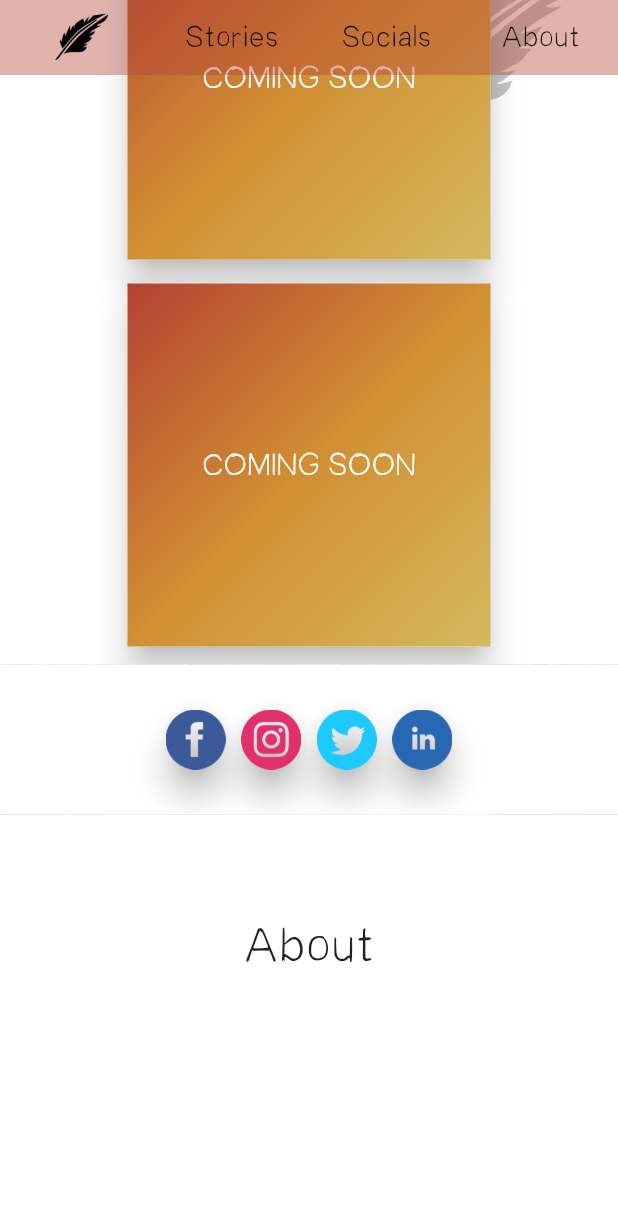
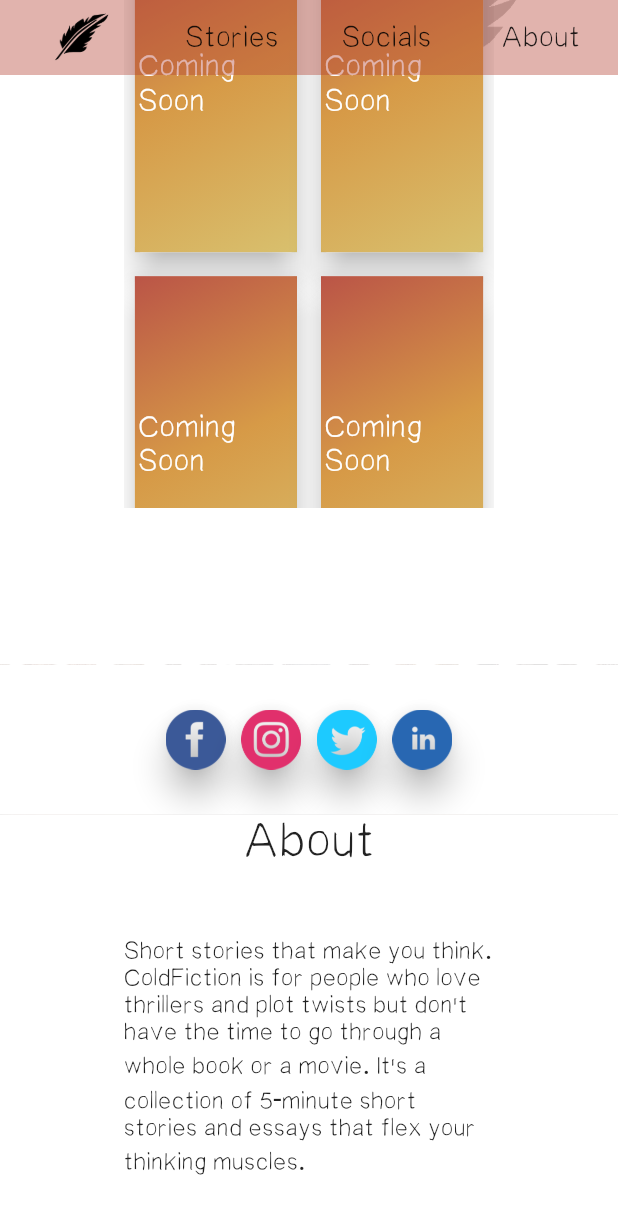
Before and after one commit to coldfiction/coldfiction_develop.github.io, a Flutter app: the screen it shows after launch, after a tap on "Stories", after a tap on "Socials", after a tap on "About", on a phone screen of 412 x 824 dp. Shown: the top 1214 px of the screen. Run offline on Flutter 3.47's test engine with Material 2 defaults, Android fonts, the phone set to English and light mode, and no system bars; our stand-ins replace google_fonts.

Commit message:
added about section desc, added stories header, fixed scrolling problem with gridview, added written colfiction over home image

```diff
--- a/lib/models/Story.dart
+++ b/lib/models/Story.dart
@@ -7,12 +7,13 @@ class Story {
     this.title = title;
   }
 }
+
 //Story titles
 final stories = <Story>[
-  Story("IDENTITY"),
-  Story("COMING SOON"),
-  Story("COMING SOON"),
-  Story("COMING SOON"),
-  Story("COMING SOON"),
-  Story("COMING SOON"),
+  Story("Identity"),
+  Story("Coming Soon"),
+  Story("Coming Soon"),
+  Story("Coming Soon"),
+  Story("Coming Soon"),
+  Story("Coming Soon"),
 ];
--- a/lib/views/HomeView/home_view.dart
+++ b/lib/views/HomeView/home_view.dart
@@ -4,6 +4,7 @@ import 'package:coldfiction/widgets/HomeImage/home_image.dart';
 import 'package:coldfiction/widgets/SocialBar/social_bar.dart';
 import 'package:coldfiction/widgets/StoriesHolder/stories_holder.dart';
 import 'package:coldfiction/widgets/AboutSection/about-section.dart';
+import 'package:google_fonts/google_fonts.dart';
 
 //The homepage
 class HomeView extends StatefulWidget {
@@ -69,6 +70,29 @@ class HomeViewState extends State<HomeView> {
         body: Stack(
           children: <Widget>[
             HomeImage(), //The background image
+            Container(
+              height: MediaQuery.of(context).size.height,
+              width: MediaQuery.of(context).size.width,
+              //color: Color(0xffd4b95e).withOpacity(0.4),
+              color: Colors.black.withOpacity(0.3),
+            ),
+            Container(
+                color: Colors.transparent,
+                // height: MediaQuery.of(context).size.height,
+                // width: MediaQuery.of(context).size.width,
+                alignment: Alignment.center,
+                // child: Text("ColdFiction",
+                //     style: GoogleFonts.mrDeHaviland(
+                //       textStyle: TextStyle(
+                //           color: Color(0xffb34233),
+                //           backgroundColor: Colors.black,
+                //           fontSize: 300),
+                //       //backgroundColor: Color(0xffd4b95e).withOpacity(0.5),
+                //     )),
+                child: Image(
+                  image: AssetImage('assets/coldfiction-written.png'),
+                )),
+
             // CenteredView(child:
             ListView(
               controller: _scrollController,
--- a/lib/widgets/AboutSection/about-section.dart
+++ b/lib/widgets/AboutSection/about-section.dart
@@ -7,8 +7,9 @@ class AboutSection extends StatelessWidget {
       color: Colors.white,
       height: 350,
       width: MediaQuery.of(context).size.width,
-      padding: const EdgeInsets.symmetric(vertical: 70.0),
       child: Column(
+        children: [
+          Column(
             children: [
               Container(
                   alignment: Alignment.topCenter,
@@ -18,7 +19,24 @@ class AboutSection extends StatelessWidget {
                     style: TextStyle(
                       fontSize: 40,
                     ),
+                  )),
+              Container(
+                  padding: EdgeInsets.only(
+                    left: (MediaQuery.of(context).size.width) * 0.2,
+                    right: (MediaQuery.of(context).size.width) * 0.2,
+                    top: (MediaQuery.of(context).size.height) / 20,
+                    bottom: (MediaQuery.of(context).size.height) / 20,
+                  ),
+                  child: Text(
+                    'Short stories that make you think. \n' +
+                        'ColdFiction is for people who love thrillers and plot twists but don\'t have the time to go through a whole book or a movie.' +
+                        ' It\'s a collection of 5-minute short stories and essays that flex your thinking muscles. ',
+                    style: TextStyle(
+                      fontSize: 20,
+                    ),
                   ))
+            ],
+          )
         ],
       ),
     );
--- a/lib/widgets/SocialBar/social_bar.dart
+++ b/lib/widgets/SocialBar/social_bar.dart
@@ -53,6 +53,7 @@ class SocialBar extends StatelessWidget {
                   borderRadius: BorderRadius.circular(100),
                   color: Colors.transparent,
                   child: InkWell(
+                    onTap: () => {launch('https://twitter.com/cold_fiction')},
                     child: Image.asset('assets/twitter-icon.png'),
                   )),
               Material(
--- a/lib/widgets/StoriesHolder/stories_holder.dart
+++ b/lib/widgets/StoriesHolder/stories_holder.dart
@@ -14,23 +14,59 @@ class StoriesHolder extends StatelessWidget {
             color: Colors.white,
             height: MediaQuery.of(context).size.height,
             width: MediaQuery.of(context).size.width,
-            padding: const EdgeInsets.only(left: 100),
+            // padding: const EdgeInsets.only(left: 100),
             //The grey quill background image
+            padding: const EdgeInsets.only(bottom: 30),
             child: Image(image: AssetImage("assets/background_image.png"))),
         Container(
-          height: MediaQuery.of(context).size.height,
-          width: MediaQuery.of(context).size.width,
-          color: Colors.transparent,
-          padding: const EdgeInsets.all(50),
-          child: Wrap(
-            // start of the wrap widget
-            children: _cards(context),
-            spacing: 8,
-            runSpacing: 8,
-            direction: Axis.horizontal,
-            alignment: WrapAlignment.center,
-          ),
-        )
+            height: MediaQuery.of(context).size.height,
+            // width: MediaQuery.of(context).size.width,
+            color: Colors.transparent,
+            padding: EdgeInsets.only(
+                // bottom: (MediaQuery.of(context).size.height) / 20,
+                left: (MediaQuery.of(context).size.width) *
+                    0.2, // This is for the padding to resize according to screen
+                right: (MediaQuery.of(context).size.width) *
+                    0.2), // This is for the padding to resize according to screen
+            //DEBUG      // child: Wrap(
+            //   // start of the wrap widget
+            //   children: _cards(context),
+            //   spacing: 8,
+            //   runSpacing: 8,
+            //   direction: Axis.horizontal,
+            //   alignment: WrapAlignment.center,
+            // ),
+            child: Column(
+              children: [
+                Container(
+                    color: Colors.white,
+                    alignment: Alignment.topCenter,
+                    padding: EdgeInsets.only(
+                      top: (MediaQuery.of(context).size.height) / 20,
+                    ),
+                    child: Text(
+                      "Stories",
+                      style: TextStyle(fontSize: 40),
+                    )),
+                Container(
+                  height: (MediaQuery.of(context).size.height) *
+                      0.78, //manually calculated the height the grid must have and removed bottom padding- fixed scrolling issue
+                  child: new GridView.count(
+                    primary: false,
+                    padding: const EdgeInsets.all(3.5),
+                    crossAxisCount: 2,
+                    childAspectRatio: (MediaQuery.of(context).size.width) /
+                        (MediaQuery.of(context).size.height),
+                    mainAxisSpacing: 8.0,
+                    crossAxisSpacing: 8.0,
+                    children: _cards(context), //new Cards()
+                    shrinkWrap: true,
+                    scrollDirection: Axis.vertical,
+                    physics: ScrollPhysics(),
+                  ),
+                ),
+              ],
+            )),
       ],
     );
   }
@@ -42,20 +78,17 @@ class StoriesHolder extends StatelessWidget {
     for (var i = 0; i < stories.length; i++) {
       cards.add(Container(
         // setting the card dimensions
-        //color: Colors.transparent,
-        height: 250,
-        width: 250,
+        color: Colors.transparent,
         child: Card(
+
             //returning a Story card
-            //color: Colors.lightGreen[200], Doing
             elevation: 9,
-            //color: Colors.green[300].withOpacity(0.9),
             child: Container(
                 decoration: BoxDecoration(
                   gradient: LinearGradient(colors: [
-                    Color(0xffb34233),
-                    Color(0xffd28f33),
-                    Color(0xffd4b95e),
+                    Color(0xffb34233).withOpacity(0.9),
+                    Color(0xffd28f33).withOpacity(0.9),
+                    Color(0xffd4b95e).withOpacity(0.9),
                   ], begin: Alignment.topLeft, end: Alignment.bottomRight),
                 ),
                 child: Material(
@@ -63,8 +96,8 @@ class StoriesHolder extends StatelessWidget {
                   child: InkWell(
                     //Ink effect widget
                     onTap: () {},
-                    highlightColor: Colors.green,
-                    splashColor: Colors.white,
+                    // highlightColor: Colors.green,
+                    // splashColor: Colors.white,
                     child: Center(
                       // center-ing the card text
                       child: Container(
@@ -75,8 +108,6 @@ class StoriesHolder extends StatelessWidget {
                           stories[i].title,
                           style: TextStyle(
                             color: Colors.white,
-                            //fontStyle: FontStyle.italic,
-                            //fontWeight: FontWeight.bold,
                             fontSize: 25,
                           ),
                         ),
```
Also changed, not shown: assets/coldfiction-written-1.png (added), assets/coldfiction-written.png (added), assets/holyoke-tree-top.jpg (added). Lines whose indentation alone changed are shown as unchanged.
